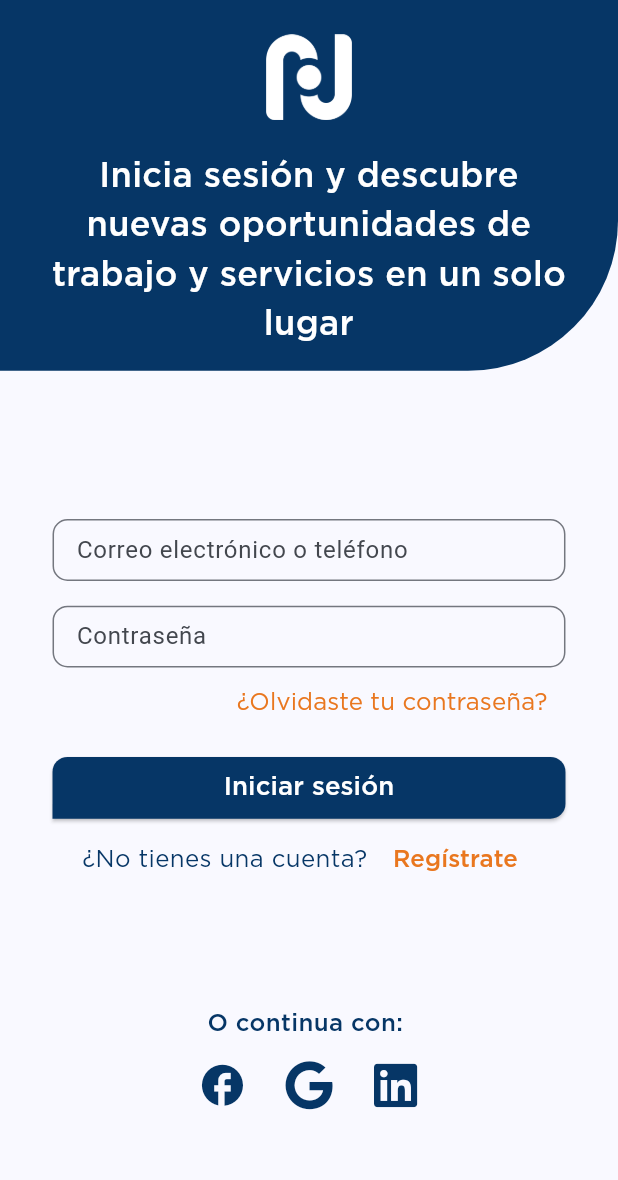
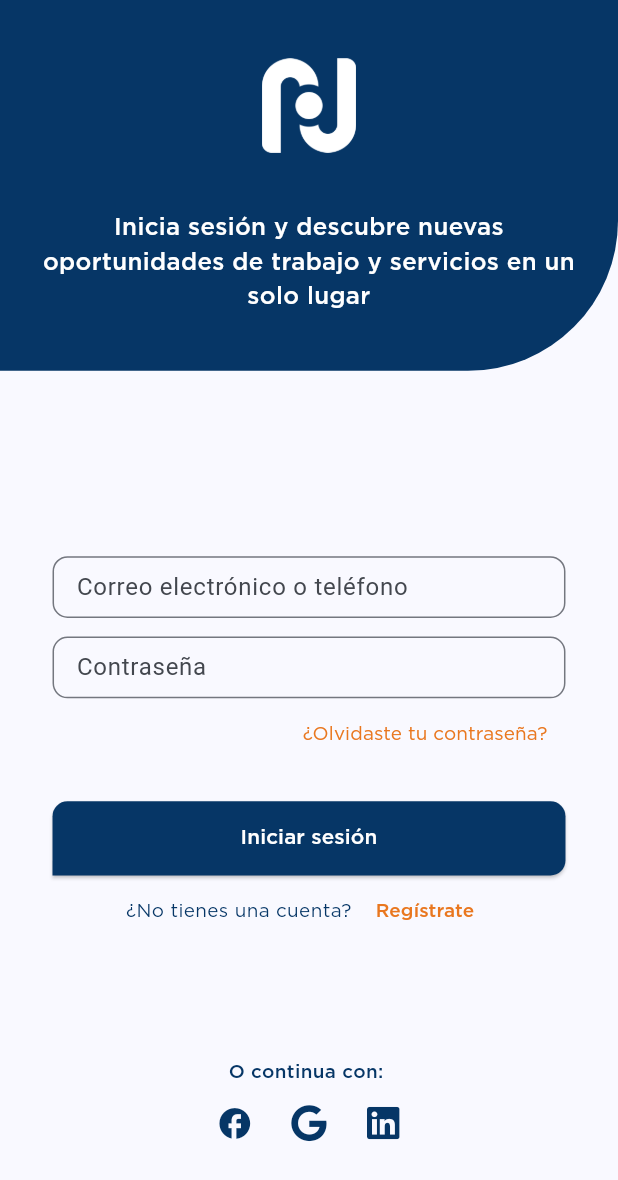
Before and after one commit to mauriciomartinezm/nodo, a Flutter app: the screen it shows after launch, on a phone screen of 412 x 824 dp. Shown: the top 1180 px of the screen. Run offline on Flutter 3.47's test engine with Material 3 defaults, Android fonts, the light colour scheme and no system bars; drawn by our look-alikes of auto_size_text; our stand-ins replace flutter_screenutil, font_awesome_flutter.

Commit message:
fix(login): responsive layout fixed

```diff
--- a/frontend/lib/login_screen.dart
+++ b/frontend/lib/login_screen.dart
@@ -2,6 +2,8 @@ import 'package:flutter/material.dart';
 import 'app_colors.dart';
 import 'package:font_awesome_flutter/font_awesome_flutter.dart';
 import 'package:flutter_screenutil/flutter_screenutil.dart';
+import 'package:auto_size_text/auto_size_text.dart';
+import 'dart:math';
 
 class LoginScreen extends StatefulWidget {
   const LoginScreen({super.key});
@@ -24,13 +26,19 @@ class NewWidget extends StatelessWidget {
 
   @override
   Widget build(BuildContext context) {
+    final diagonal = sqrt(
+      pow(MediaQuery.of(context).size.width, 2) +
+          pow(MediaQuery.of(context).size.height, 2),
+    );
+
     return Scaffold(
       body: SingleChildScrollView(
           child: Column(children: [
         SizedBox(
           height: MediaQuery.of(context).size.height * 0.3,
           child: Container(
-              padding: EdgeInsets.all(20.w),
+              padding: EdgeInsets.only(left: 20.w, right: 20.w),
+              //padding: EdgeInsets.all(20.w),
               alignment: Alignment.center,
               //constraints: BoxConstraints.expand(
               //  height:
@@ -44,26 +52,34 @@ class NewWidget extends StatelessWidget {
                 ),
               ),
               child: Column(
-                mainAxisSize: MainAxisSize.max,
-                mainAxisAlignment: MainAxisAlignment.center,
+                //mainAxisSize: MainAxisSize.min,
+                //mainAxisAlignment: MainAxisAlignment.center,
+                mainAxisAlignment: MainAxisAlignment.spaceEvenly,
                 children: [
                   Image.asset(
                     'assets/icons/iconNodoWhite.png', //necesito el svg, la imagen no quiere cambiar de tama;o
-                    width: 50.sp,
+                    width: 55.w,
+                    height: 55.h,
                   ),
-                  SizedBox(
-                    // ????????????? espacio entre el logo y el texto
-                    height: 18.h,
-                  ),
-                  Text(
+                  //SizedBox(
+                  //    // ????????????? espacio entre el logo y el texto
+                  //    height: 30.h,
+                  //    ),
+                  ConstrainedBox(
+                    constraints: BoxConstraints(
+                        maxHeight: MediaQuery.of(context).size.height * 0.15),
+                    child: AutoSizeText(
                         'Inicia sesión y descubre nuevas oportunidades de trabajo y servicios en un solo lugar',
+                        textAlign: TextAlign.center,
                         style: TextStyle(
-                      color: Colors.white,
-                      fontSize: 20.sp,
+                          color: AppColors.secondaryColor,
+                          fontSize: 14.sp,
                           fontFamily: 'GothamMedium',
                         ),
-                    textAlign: TextAlign.center,
-                  ),
+                        maxLines: 3, // Máximo de líneas
+                        minFontSize: 5, // Tamaño mínimo de la fuente
+                        maxFontSize: 22),
+                  )
                 ],
               )),
         ),
@@ -71,7 +87,8 @@ class NewWidget extends StatelessWidget {
             height: MediaQuery.of(context).size.height * 0.7,
             child: Container(
               margin: EdgeInsets.only(
-                  top: MediaQuery.of(context).size.height * 0.12,
+                  top: MediaQuery.of(context).size.height * 0.15,
+                  //bottom: MediaQuery.of(context).size.height * 0.15,
                   left: MediaQuery.of(context).size.width * 0.085,
                   right: MediaQuery.of(context).size.width * 0.085),
               //decoration: BoxDecoration(
@@ -98,10 +115,12 @@ class NewWidget extends StatelessWidget {
                   ),
                   Container(
                     margin: EdgeInsets.only(
-                      top: MediaQuery.of(context).size.height * 0.02,
+                      top: MediaQuery.of(context).size.height * 0.015,
                     ),
                     height: MediaQuery.of(context).size.height * 0.05,
-                    child: TextFormField(
+                    child: TextField(
+                      obscureText: true,
+                      autocorrect: false,
                       decoration: InputDecoration(
                         labelText: "Contraseña",
                         border: OutlineInputBorder(
@@ -121,14 +140,13 @@ class NewWidget extends StatelessWidget {
                         style: TextStyle(
                             color: AppColors.accentColor,
                             fontFamily: "GothamBook",
-                            fontSize: 14.sp),
+                            fontSize: 11.r),
                       ),
                     ),
                   ),
                   Container(
                     margin: EdgeInsets.only(
-                      top: MediaQuery.of(context).size.height *
-                          0.01, // no se coloca margin en el bottom, el elevated button de por si ya tiene un margen por defecto
+                      top: MediaQuery.of(context).size.height * 0.025,
                     ),
                     child: ElevatedButton(
                         onPressed: () {},
@@ -139,20 +157,26 @@ class NewWidget extends StatelessWidget {
                                     topLeft: Radius.circular(10),
                                     topRight: Radius.circular(10),
                                     bottomRight: Radius.circular(10))),
+                            minimumSize: Size(
+                                double.infinity,
+                                MediaQuery.of(context).size.height *
+                                    0.06) //Debería ser 5% pero los textfield tienen un padding interno, lo que hace verlos mas grande
                             ),
-                        child: SizedBox(
-                            width: double.infinity,
-                            height: MediaQuery.of(context).size.height * 0.05,
+                        child: ConstrainedBox(
+                          constraints: BoxConstraints(
+                              maxHeight:
+                                  MediaQuery.of(context).size.height * 0.025),
                           child: Center(
-                              child: Text(
-                                "Iniciar sesión",
+                              child: AutoSizeText("Iniciar sesión",
                                   textAlign: TextAlign.center,
                                   style: TextStyle(
                                       color: AppColors.secondaryColor,
                                       fontFamily: "GothamMedium",
-                                    fontSize: 15.sp),
-                              ),
-                            ))),
+                                      fontSize: 12.sp),
+                                  maxLines: 2, // Máximo de líneas
+                                  minFontSize: 5, // Tamaño mínimo de la fuente
+                                  maxFontSize: 28)),
+                        )),
                   ),
                   Row(
                     mainAxisAlignment: MainAxisAlignment.center,
@@ -161,7 +185,8 @@ class NewWidget extends StatelessWidget {
                           style: TextStyle(
                             color: AppColors.primaryColor,
                             fontFamily: "GothamBook",
-                              fontSize: 14.sp)),
+                            fontSize: 11.r
+                          )),
                       TextButton(
                         onPressed: () {
                           //print("Navegar a la pantalla de registro");
@@ -172,7 +197,8 @@ class NewWidget extends StatelessWidget {
                           style: TextStyle(
                             color: AppColors.accentColor,
                             fontFamily: "GothamMedium",
-                              fontSize: 14.sp),
+                            fontSize: 11.r
+                          ),
                         ),
                       ),
                     ],
@@ -186,7 +212,8 @@ class NewWidget extends StatelessWidget {
                       style: TextStyle(
                         color: AppColors.primaryColor,
                         fontFamily: "GothamMedium",
-                          fontSize: 14.sp),
+                        fontSize: 11.r
+                      ),
                     ),
                   ),
                   Row(
@@ -197,7 +224,7 @@ class NewWidget extends StatelessWidget {
                           child: Icon(
                             Icons.facebook,
                             size: MediaQuery.of(context).size.height *
-                                0.04, // Tamaño del ícono
+                                0.03, // Tamaño del ícono
 
                             color: AppColors.primaryColor,
                           )),
@@ -210,7 +237,7 @@ class NewWidget extends StatelessWidget {
                             child: Icon(
                               FontAwesomeIcons.google,
                               size: MediaQuery.of(context).size.height *
-                                  0.04, // Tamaño del ícono
+                                  0.03, // Tamaño del ícono
 
                               color: AppColors.primaryColor,
                             )),
@@ -220,7 +247,7 @@ class NewWidget extends StatelessWidget {
                         child: Icon(
                           FontAwesomeIcons.linkedin,
                           size: MediaQuery.of(context).size.height *
-                              0.04, // Tamaño del ícono
+                              0.03, // Tamaño del ícono
 
                           color: AppColors.primaryColor,
                         ),
--- a/frontend/pubspec.yaml
+++ b/frontend/pubspec.yaml
@@ -32,6 +32,7 @@ dependencies:
     sdk: flutter
   font_awesome_flutter: ^10.4.0
   flutter_screenutil: ^5.9.3
+  auto_size_text: ^3.0.0
 
   # The following adds the Cupertino Icons font to your application.
   # Use with the CupertinoIcons class for iOS style icons.
```
Also changed, not shown: frontend/pubspec.lock. Lines whose indentation alone changed are shown as unchanged.
